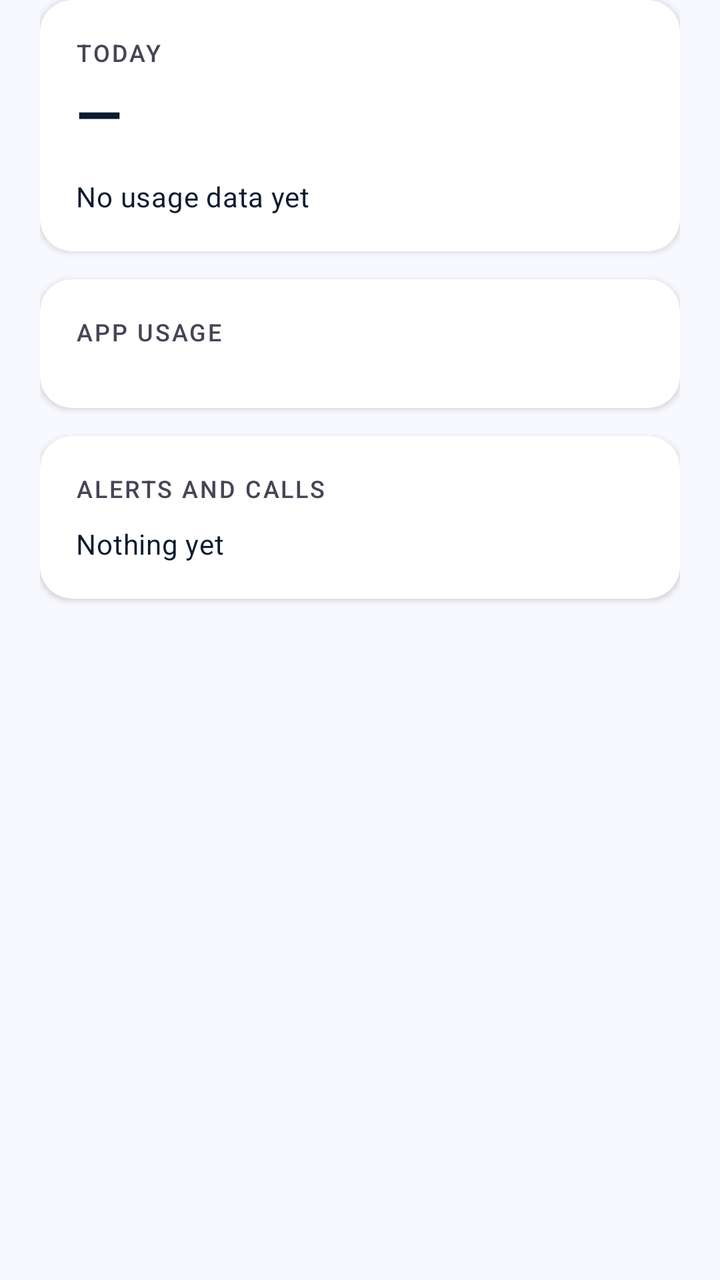
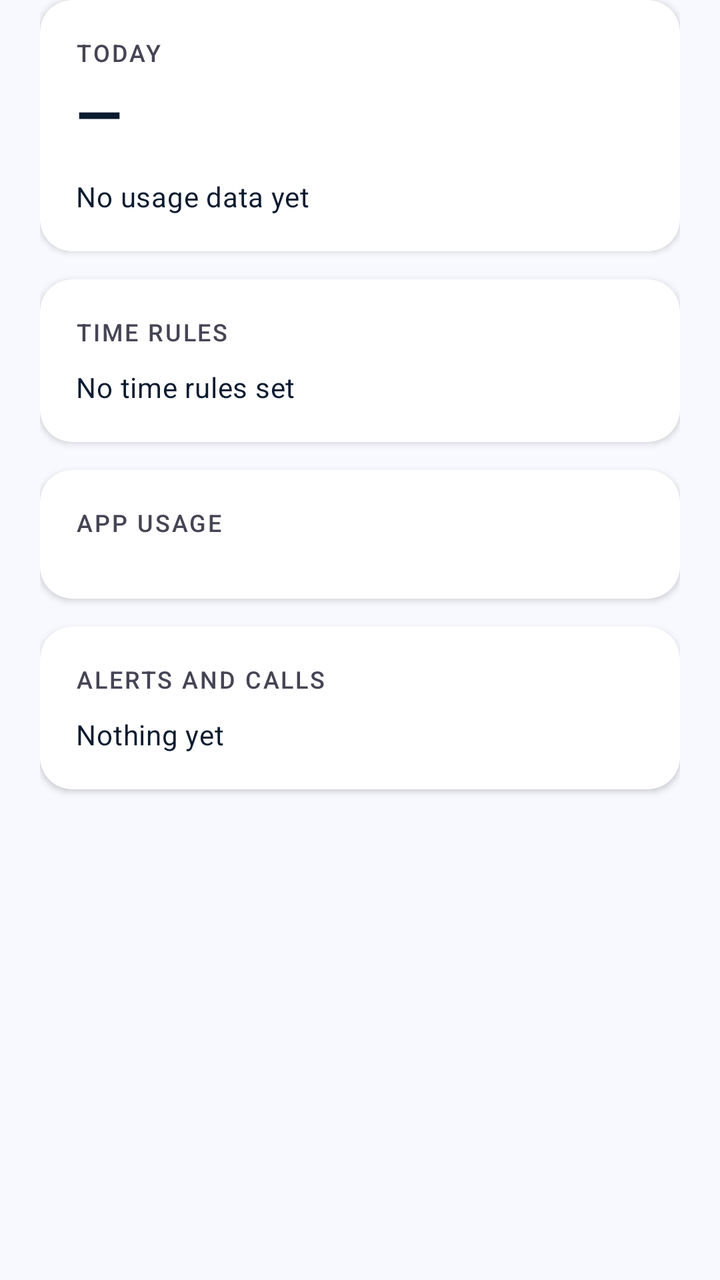

Screens rendered from an Android XML layout before and after an edit, with the pre-edit source and the edit as a unified diff.
<!-- AndroidManifest.xml: application theme Theme.BeaverGuardian -->
<!-- res/layout/fragment_activity_tab.xml -->
<?xml version="1.0" encoding="utf-8"?>
<ScrollView xmlns:android="http://schemas.android.com/apk/res/android"
    android:layout_width="match_parent" android:layout_height="match_parent"
    android:clipToPadding="false"
    android:paddingStart="20dp" android:paddingEnd="20dp" android:paddingBottom="20dp">
    <LinearLayout android:layout_width="match_parent" android:layout_height="wrap_content"
        android:orientation="vertical">

        <androidx.cardview.widget.CardView style="@style/Card.Guardian"
            android:layout_width="match_parent" android:layout_height="wrap_content">
            <LinearLayout android:layout_width="match_parent" android:layout_height="wrap_content"
                android:orientation="vertical" android:padding="18dp">
                <TextView style="@style/Text.SectionLabel" android:layout_width="wrap_content"
                    android:layout_height="wrap_content" android:text="Today" />
                <TextView android:id="@+id/tvTotal" style="@style/Text.Metric"
                    android:layout_width="wrap_content" android:layout_height="wrap_content"
                    android:text="—" android:paddingTop="2dp" />
                <TextView android:id="@+id/tvBreakdown" style="@style/Text.Body"
                    android:layout_width="match_parent" android:layout_height="wrap_content"
                    android:textSize="14sp" android:paddingTop="12dp"
                    android:text="No usage data yet" />
            </LinearLayout>
        </androidx.cardview.widget.CardView>

        <androidx.cardview.widget.CardView style="@style/Card.Guardian"
            android:layout_width="match_parent" android:layout_height="wrap_content">
            <LinearLayout android:layout_width="match_parent" android:layout_height="wrap_content"
                android:orientation="vertical" android:padding="18dp">
                <TextView style="@style/Text.SectionLabel" android:layout_width="wrap_content"
                    android:layout_height="wrap_content" android:text="App usage" />
                <LinearLayout android:id="@+id/barsHost"
                    android:layout_width="match_parent" android:layout_height="wrap_content"
                    android:orientation="vertical" android:paddingTop="12dp" />
            </LinearLayout>
        </androidx.cardview.widget.CardView>

        <androidx.cardview.widget.CardView style="@style/Card.Guardian"
            android:layout_width="match_parent" android:layout_height="wrap_content">
            <LinearLayout android:layout_width="match_parent" android:layout_height="wrap_content"
                android:orientation="vertical" android:padding="18dp">
                <TextView style="@style/Text.SectionLabel" android:layout_width="wrap_content"
                    android:layout_height="wrap_content" android:text="Alerts and calls" />
                <TextView android:id="@+id/tvTimeline" style="@style/Text.Body"
                    android:layout_width="match_parent" android:layout_height="wrap_content"
                    android:textSize="14sp" android:paddingTop="10dp" android:text="Nothing yet" />
            </LinearLayout>
        </androidx.cardview.widget.CardView>
    </LinearLayout>
</ScrollView>
<!-- resources referenced by this layout -->
<resources>
  <style name="Card.Guardian" parent="Widget.Material3.CardView.Elevated">
          <item name="cardCornerRadius">16dp</item>
          <item name="cardElevation">2dp</item>
          <item name="cardBackgroundColor">@color/surface_card</item>
          <item name="android:layout_marginBottom">14dp</item>
      </style>
  <style name="Text.Body" parent="TextAppearance.Material3.BodyMedium">
          <item name="android:fontFamily">sans-serif</item>
          <item name="android:textSize">16sp</item>
          <item name="android:textColor">@color/on_surface</item>
          <item name="android:lineSpacingExtra">4sp</item>
      </style>
  <style name="Text.Metric" parent="TextAppearance.Material3.HeadlineMedium">
          <item name="android:fontFamily">sans-serif</item>
          <item name="android:textStyle">bold</item>
          <item name="android:textSize">30sp</item>
          <item name="android:textColor">@color/on_surface</item>
      </style>
  <style name="Text.SectionLabel" parent="TextAppearance.Material3.LabelSmall">
          <item name="android:fontFamily">sans-serif-medium</item>
          <item name="android:textSize">12sp</item>
          <item name="android:textColor">@color/on_surface_variant</item>
          <item name="android:letterSpacing">0.08</item>
          <item name="android:textAllCaps">true</item>
      </style>
  <style name="Theme.BeaverGuardian" parent="Theme.Material3.Light.NoActionBar">
          <item name="colorPrimary">@color/primary</item>
          <item name="colorOnPrimary">@color/on_primary</item>
          <item name="colorPrimaryContainer">@color/primary_container</item>
          <item name="colorOnPrimaryContainer">@color/on_primary_container</item>
  
          <item name="colorSecondary">@color/secondary</item>
          <item name="colorOnSecondary">@color/on_secondary</item>
          <item name="colorSecondaryContainer">@color/secondary_container</item>
          <item name="colorOnSecondaryContainer">@color/on_secondary_container</item>
  
          <item name="colorTertiary">@color/tertiary</item>
          <item name="colorOnTertiary">@color/on_tertiary</item>
  
          <item name="colorError">@color/error</item>
          <item name="colorOnError">@color/on_error</item>
  
          <item name="android:colorBackground">@color/background</item>
          <item name="colorSurface">@color/surface_card</item>
          <item name="colorOnSurface">@color/on_surface</item>
          <item name="colorOnSurfaceVariant">@color/on_surface_variant</item>
          <item name="colorOutline">@color/outline</item>
  
          <item name="android:statusBarColor">@color/background</item>
          <item name="android:windowLightStatusBar" tools:targetApi="m">true</item>
          <item name="android:navigationBarColor">@color/surface_card</item>
          <item name="android:windowLightNavigationBar" tools:targetApi="o_mr1">true</item>
  
          <item name="android:textColorPrimary">@color/on_surface</item>
          <item name="android:textColorSecondary">@color/on_surface_variant</item>
          <item name="android:textColorHint">@color/outline</item>
      </style>
  <color name="surface_card">#FFFFFF</color>
  <color name="on_surface">#0B1C30</color>
  <color name="on_surface_variant">#464555</color>
  <color name="primary">#4F46E5</color>
  <color name="on_primary">#FFFFFF</color>
  <color name="primary_container">#E2DFFF</color>
  <color name="on_primary_container">#0F0069</color>
  <color name="secondary">#10B981</color>
  <color name="on_secondary">#FFFFFF</color>
  <color name="secondary_container">#6CF8BB</color>
  <color name="on_secondary_container">#00714D</color>
  <color name="tertiary">#F59E0B</color>
  <color name="on_tertiary">#FFFFFF</color>
  <color name="error">#BA1A1A</color>
  <color name="on_error">#FFFFFF</color>
  <color name="background">#F8F9FF</color>
  <color name="outline">#777587</color>
</resources>

<!-- the commit's change to res/layout/fragment_activity_tab.xml (unified diff, before → after) -->
@@ -27,6 +27,19 @@
             <LinearLayout android:layout_width="match_parent" android:layout_height="wrap_content"
                 android:orientation="vertical" android:padding="18dp">
                 <TextView style="@style/Text.SectionLabel" android:layout_width="wrap_content"
+                    android:layout_height="wrap_content" android:text="Time rules" />
+                <TextView android:id="@+id/tvSchedules" style="@style/Text.Body"
+                    android:layout_width="match_parent" android:layout_height="wrap_content"
+                    android:textSize="14sp" android:paddingTop="10dp"
+                    android:text="No time rules set" />
+            </LinearLayout>
+        </androidx.cardview.widget.CardView>
+
+        <androidx.cardview.widget.CardView style="@style/Card.Guardian"
+            android:layout_width="match_parent" android:layout_height="wrap_content">
+            <LinearLayout android:layout_width="match_parent" android:layout_height="wrap_content"
+                android:orientation="vertical" android:padding="18dp">
+                <TextView style="@style/Text.SectionLabel" android:layout_width="wrap_content"
                     android:layout_height="wrap_content" android:text="App usage" />
                 <LinearLayout android:id="@+id/barsHost"
                     android:layout_width="match_parent" android:layout_height="wrap_content"
